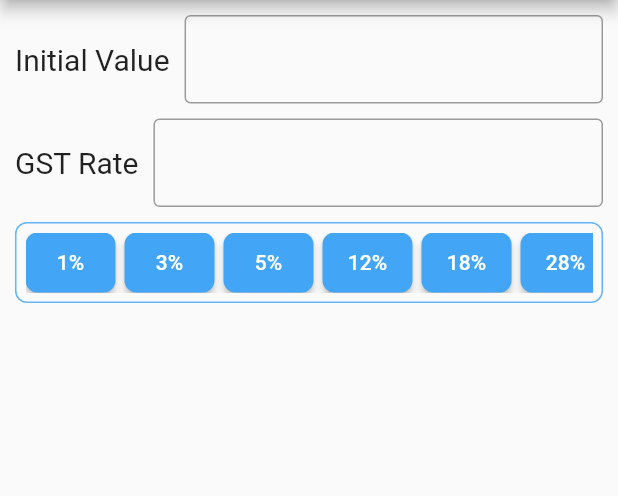
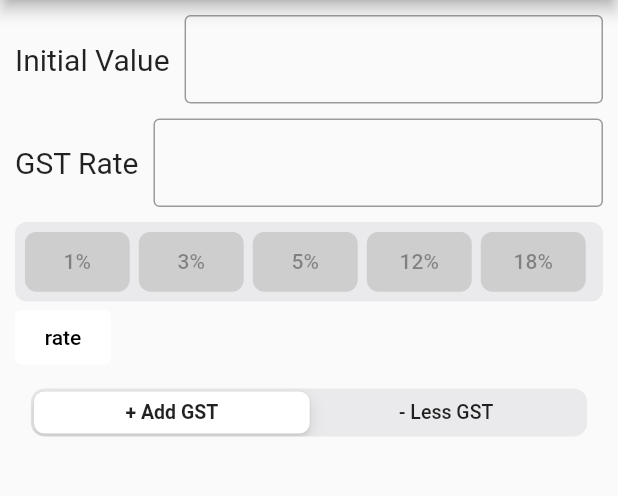
Before and after one commit to a-k-14/gst_now, a Flutter app: the screen it shows after launch, on a phone screen of 412 x 824 dp, the part 84-580 px from its top. Run offline on Flutter 3.47's test engine with Material 2 defaults, Android fonts, the phone set to English and light mode, and no system bars.

Commit message:
updates 21-7-21

```diff
--- a/lib/main.dart
+++ b/lib/main.dart
@@ -1,3 +1,4 @@
+import 'package:flutter/cupertino.dart';
 import 'package:flutter/material.dart';
 
 void main() => runApp(MyApp());
@@ -38,17 +39,34 @@
   double textSize = 20;
   double borderRadius = 8;
 
+  double initialValue = 0;
+  double gstRate = 0;
+
+  // To avoid calling setState in every GSTRateButton we use this
+  // r is the rate of the respective button
+  gstRateSetter(double r) {
+    setState(() {
+      gstRate = r;
+      print('$r GST Rate Button clicked');
+    });
+  }
+
   @override
   Widget build(BuildContext context) {
     // This method is rerun every time setState is called
-    return Scaffold(
+    return GestureDetector(
+      // To enable tap anywhere to dismiss keyboard
+      // If we wrap this around body of Scaffold, it does not dismiss keyboard when we tap on some places
+      onTap: () {
+        FocusScope.of(context).unfocus();
+      },
+      child: Scaffold(
         appBar: AppBar(
           // Here we take the value from the GSTHomePage object that was created by
           // the App.build method, and use it to set our appbar title.
           title: Text(widget.title),
         ),
         body: SingleChildScrollView(
-        // TODO: tap anywhere to dismiss keyboard
           // SCS is added to avoid overflow error when keyboard is shown
           child: Padding(
             padding: EdgeInsets.all(padding),
@@ -67,6 +85,7 @@
                       // We wrap TextField in expanded as TF needs bounded width
                       // and row provides unbounded width
                       child: TextField(
+                        keyboardType: TextInputType.number,
                         decoration: InputDecoration(
                           border: OutlineInputBorder(),
                         ),
@@ -101,11 +120,9 @@
                       SizedBox(height: 10),
                       Container(
                         // Contains the SCS with GST Rate Buttons
-                      padding: EdgeInsets.all(padding - 4),
+                        padding: EdgeInsets.all(padding - 3.5),
                         decoration: BoxDecoration(
-                        border: Border.all(
-                          color: Colors.blue[300],
-                        ),
+                          color: Color.fromARGB(30, 118, 118, 128),
                           borderRadius: BorderRadius.circular(borderRadius),
                         ),
                         child: SingleChildScrollView(
@@ -124,7 +141,183 @@
                           ),
                         ),
                       ),
+                      ElevatedButton(
+                        child: Text(
+                          'rate',
+                          style: TextStyle(color: Colors.black),
+                        ),
+                        style: ButtonStyle(
+                          backgroundColor:
+                              MaterialStateProperty.all<Color>(Colors.white),
+                        ),
+                        onPressed: null,
+                      )
                     ],
+                  ),
+                ),
+                SizedBox(height: 10),
+                SingleChildScrollView(child: GSTOperatorTab()),
+              ],
+            ),
+          ),
+        ),
+      ),
+    );
+  }
+}
+
+class GSTRateButton extends StatelessWidget {
+  // To create GST Rate buttons
+  final String rate; // The rate to be displayed on the button
+  final Function onTap; // To set the GST rate value
+
+  GSTRateButton({this.rate, this.onTap}); // Constructor for the GST Rate Button
+  @override
+  Widget build(BuildContext context) {
+    return Container(
+      // Width & height given to keep all boxes consistent
+      width: 70,
+      height: 40,
+      margin: EdgeInsets.only(right: 6),
+      child: ElevatedButton(
+        child: Text(
+          rate,
+          // style: TextStyle(color: Colors.black),
+        ),
+        style: ElevatedButton.styleFrom(
+          primary: Colors.white,
+          onPrimary: Colors.amberAccent,
+          // onSurface: Colors.blue,
+          shape: RoundedRectangleBorder(
+            borderRadius: BorderRadius.circular(8),
+          ),
+        ),
+        // style: ButtonStyle(
+        //   backgroundColor: MaterialStateProperty.all<Color>(Colors.white),
+        // ),
+        onPressed: onTap,
+      ),
+    );
+  }
+}
+
+// GST Operator Tab
+class GSTOperatorTab extends StatefulWidget {
+  @override
+  _GSTOperatorTabState createState() => _GSTOperatorTabState();
+}
+
+class _GSTOperatorTabState extends State<GSTOperatorTab> {
+  int segmentedControlGroupValue = 0;
+  final Map<int, Widget> myTabs = {
+    0: Text("+ Add GST"),
+    1: Text("- Less GST"),
+  };
+
+  @override
+  Widget build(BuildContext context) {
+    return Container(
+      // Container is to enforce width
+      width: MediaQuery.of(context).size.width * 0.9,
+      // We have edited const double _kMinSegmentedControlHeight = 45.0; // default - 28.0 in the default files
+      child: CupertinoSlidingSegmentedControl(
+          groupValue: segmentedControlGroupValue,
+          // padding: EdgeInsets.all(4),
+          children: myTabs,
+          // i is the value of myTab{int}
+          onValueChanged: (i) {
+            setState(() {
+              segmentedControlGroupValue = i;
+            });
+          }),
+    );
+  }
+}
+
+class Home extends StatefulWidget {
+  @override
+  _HomeState createState() => _HomeState();
+}
+
+class _HomeState extends State<Home> {
+  int i = 0;
+
+  updatePage(int value) {
+    setState(() {
+      i = value;
+    });
+  }
+
+  @override
+  Widget build(BuildContext context) {
+    return Column(
+      children: [
+        MyButton(
+          s: '10',
+          f: updatePage(10),
+        ),
+        MyButton(
+          s: '20',
+          f: updatePage(20),
+        ),
+      ],
+    );
+  }
+}
+
+class MyButton extends StatelessWidget {
+  final String s;
+  final Function f;
+
+  MyButton({this.s, this.f});
+
+  @override
+  Widget build(BuildContext context) {
+    return Container(
+      width: 70,
+      height: 40,
+      child: ElevatedButton(
+        child: Text(s),
+        onPressed: f,
+        style: ElevatedButton.styleFrom(
+          primary: Colors.white,
+        ),
+      ),
+    );
+  }
+}
+
+class MyApp1 extends StatelessWidget {
+  void foo() {
+    print("hello world");
+  }
+
+  @override
+  Widget build(BuildContext context) {
+    return MaterialApp(
+      home: Scaffold(
+        body: SizedBox.expand(
+          child: Column(
+            mainAxisAlignment: MainAxisAlignment.spaceAround,
+            crossAxisAlignment: CrossAxisAlignment.center,
+            children: [
+              ElevatedButton(
+                style: ElevatedButton.styleFrom(
+                  primary: Colors.white,
+                  onPrimary: Colors.amberAccent,
+                ),
+                onPressed: foo,
+                child: Text("Elevated Button 1"),
+              ),
+              ElevatedButton(
+                style: ButtonStyle(
+                  backgroundColor:
+                      MaterialStateProperty.all<Color>(Colors.white),
+                ),
+                onPressed: foo,
+                child: Text(
+                  "Elevated Button 2",
+                  style: TextStyle(color: Colors.amberAccent),
                 ),
               ),
             ],
@@ -134,33 +327,3 @@
     );
   }
 }
-
-class GSTRateButton extends StatelessWidget {
-  final String rate; // The rate to be displayed on the button
-
-  GSTRateButton({this.rate}); // Constructor for the GST Rate Button
-  @override
-  Widget build(BuildContext context) {
-    return Container(
-      // Width & height given to keep all boxes consistent
-      width: 60,
-      height: 40,
-      margin: EdgeInsets.only(right: 6),
-      child: ElevatedButton(
-        child: Text(
-          rate,
-          style: TextStyle(color: Colors.white),
-        ),
-        style: ElevatedButton.styleFrom(
-          primary: Colors.blue[400],
-          shape: RoundedRectangleBorder(
-            borderRadius: BorderRadius.circular(8),
-          ),
-        ),
-        onPressed: () {
-          print('$rate GST Rate Button clicked');
-        },
-      ),
-    );
-  }
-}
```
Lines whose indentation alone changed are shown as unchanged.
